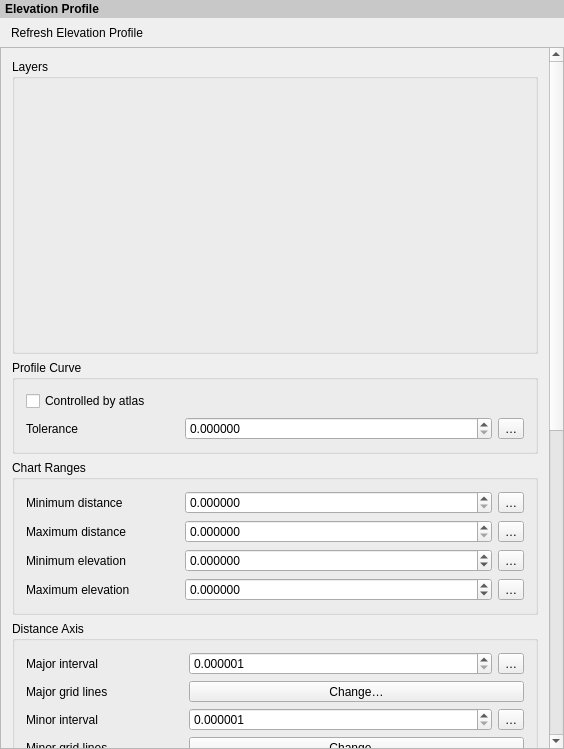
Before: the Qt Designer form src/ui/layout/qgslayoutelevationprofilewidgetbase.ui in qgis/QGIS, drawn with Qt 5.
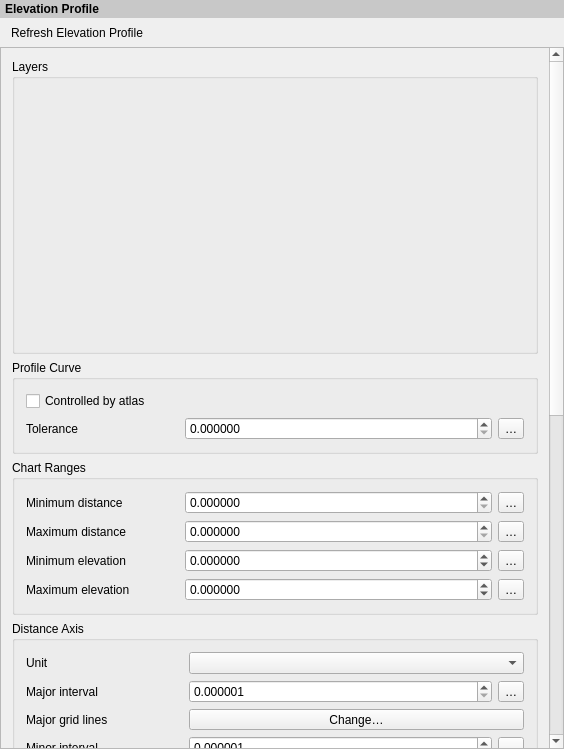
After: the same form once the commit is applied. Icons and pictures are not drawn. Custom widgets are drawn as their Qt base class.

Commit message: Allow setting distance unit for layout elevation profile items

Patch:
```diff
--- a/src/ui/layout/qgslayoutelevationprofilewidgetbase.ui
+++ b/src/ui/layout/qgslayoutelevationprofilewidgetbase.ui
@@ -77,9 +77,9 @@
       <property name="geometry">
        <rect>
         <x>0</x>
-        <y>0</y>
+        <y>-51</y>
         <width>548</width>
-        <height>1375</height>
+        <height>1439</height>
        </rect>
       </property>
       <property name="sizePolicy">
@@ -265,82 +265,15 @@
           <string>Distance Axis</string>
          </property>
          <layout class="QGridLayout" name="gridLayout_2" columnstretch="1,0,2,0">
-          <item row="6" column="2" colspan="2">
-           <widget class="QgsFontButton" name="mDistanceAxisLabelFontButton">
-            <property name="sizePolicy">
-             <sizepolicy hsizetype="Preferred" vsizetype="Fixed">
-              <horstretch>0</horstretch>
-              <verstretch>0</verstretch>
-             </sizepolicy>
-            </property>
-            <property name="text">
-             <string>Font</string>
-            </property>
-           </widget>
-          </item>
-          <item row="1" column="0">
-           <widget class="QLabel" name="label_4">
-            <property name="text">
-             <string>Major grid lines</string>
-            </property>
-           </widget>
-          </item>
-          <item row="5" column="2" colspan="2">
-           <widget class="QPushButton" name="mDistanceAxisLabelFormatButton">
-            <property name="text">
-             <string>Customize</string>
-            </property>
-           </widget>
-          </item>
-          <item row="0" column="0">
-           <widget class="QLabel" name="label_6">
-            <property name="text">
-             <string>Major interval</string>
-            </property>
-           </widget>
-          </item>
-          <item row="2" column="3">
-           <widget class="QgsPropertyOverrideButton" name="mDDBtnDistanceMinorInterval">
-            <property name="text">
-             <string>…</string>
-            </property>
-           </widget>
-          </item>
-          <item row="1" column="2" colspan="2">
-           <widget class="QgsSymbolButton" name="mDistanceAxisMajorLinesSymbolButton">
-            <property name="sizePolicy">
-             <sizepolicy hsizetype="Expanding" vsizetype="Fixed">
-              <horstretch>0</horstretch>
-              <verstretch>0</verstretch>
-             </sizepolicy>
-            </property>
-            <property name="text">
-             <string>Change…</string>
-            </property>
-           </widget>
-          </item>
-          <item row="2" column="2">
-           <widget class="QgsDoubleSpinBox" name="mDistanceAxisMinorIntervalSpin">
-            <property name="decimals">
-             <number>6</number>
-            </property>
-            <property name="minimum">
-             <double>0.000001000000000</double>
-            </property>
-            <property name="maximum">
-             <double>999999999999.000000000000000</double>
-            </property>
-           </widget>
-          </item>
-          <item row="4" column="3">
+          <item row="5" column="3">
            <widget class="QgsPropertyOverrideButton" name="mDDBtnDistanceLabelInterval">
             <property name="text">
              <string>…</string>
             </property>
            </widget>
           </item>
-          <item row="3" column="2" colspan="2">
-           <widget class="QgsSymbolButton" name="mDistanceAxisMinorLinesSymbolButton">
+          <item row="2" column="2" colspan="2">
+           <widget class="QgsSymbolButton" name="mDistanceAxisMajorLinesSymbolButton">
             <property name="sizePolicy">
              <sizepolicy hsizetype="Expanding" vsizetype="Fixed">
               <horstretch>0</horstretch>
@@ -352,27 +285,14 @@
             </property>
            </widget>
           </item>
-          <item row="4" column="2">
-           <widget class="QgsDoubleSpinBox" name="mDistanceAxisLabelIntervalSpin">
-            <property name="decimals">
-             <number>6</number>
-            </property>
-            <property name="minimum">
-             <double>0.000001000000000</double>
-            </property>
-            <property name="maximum">
-             <double>999999999999.000000000000000</double>
-            </property>
-           </widget>
-          </item>
-          <item row="2" column="0" colspan="2">
-           <widget class="QLabel" name="label_7">
+          <item row="6" column="2" colspan="2">
+           <widget class="QPushButton" name="mDistanceAxisLabelFormatButton">
             <property name="text">
-             <string>Minor interval</string>
+             <string>Customize</string>
             </property>
            </widget>
           </item>
-          <item row="0" column="2">
+          <item row="1" column="2">
            <widget class="QgsDoubleSpinBox" name="mDistanceAxisMajorIntervalSpin">
             <property name="decimals">
              <number>6</number>
@@ -385,41 +305,141 @@
             </property>
            </widget>
           </item>
-          <item row="0" column="3">
-           <widget class="QgsPropertyOverrideButton" name="mDDBtnDistanceMajorInterval">
+          <item row="5" column="0" colspan="2">
+           <widget class="QLabel" name="label_8">
             <property name="text">
-             <string>…</string>
+             <string>Label interval</string>
             </property>
            </widget>
           </item>
-          <item row="6" column="0">
+          <item row="0" column="0">
+           <widget class="QLabel" name="label_26">
+            <property name="text">
+             <string>Unit</string>
+            </property>
+           </widget>
+          </item>
+          <item row="7" column="0">
            <widget class="QLabel" name="label_9">
             <property name="text">
              <string>Label font</string>
             </property>
            </widget>
           </item>
-          <item row="5" column="0">
-           <widget class="QLabel" name="label_10">
-            <property name="text">
-             <string>Label format</string>
-            </property>
-           </widget>
-          </item>
-          <item row="3" column="0">
+          <item row="4" column="0">
            <widget class="QLabel" name="label_5">
             <property name="text">
              <string>Minor grid lines</string>
             </property>
            </widget>
           </item>
-          <item row="4" column="0" colspan="2">
-           <widget class="QLabel" name="label_8">
+          <item row="7" column="2" colspan="2">
+           <widget class="QgsFontButton" name="mDistanceAxisLabelFontButton">
+            <property name="sizePolicy">
+             <sizepolicy hsizetype="Preferred" vsizetype="Fixed">
+              <horstretch>0</horstretch>
+              <verstretch>0</verstretch>
+             </sizepolicy>
+            </property>
             <property name="text">
-             <string>Label interval</string>
+             <string>Font</string>
             </property>
            </widget>
           </item>
+          <item row="4" column="2" colspan="2">
+           <widget class="QgsSymbolButton" name="mDistanceAxisMinorLinesSymbolButton">
+            <property name="sizePolicy">
+             <sizepolicy hsizetype="Expanding" vsizetype="Fixed">
+              <horstretch>0</horstretch>
+              <verstretch>0</verstretch>
+             </sizepolicy>
+            </property>
+            <property name="text">
+             <string>Change…</string>
+            </property>
+           </widget>
+          </item>
+          <item row="3" column="2">
+           <widget class="QgsDoubleSpinBox" name="mDistanceAxisMinorIntervalSpin">
+            <property name="decimals">
+             <number>6</number>
+            </property>
+            <property name="minimum">
+             <double>0.000001000000000</double>
+            </property>
+            <property name="maximum">
+             <double>999999999999.000000000000000</double>
+            </property>
+           </widget>
+          </item>
+          <item row="1" column="0">
+           <widget class="QLabel" name="label_6">
+            <property name="text">
+             <string>Major interval</string>
+            </property>
+           </widget>
+          </item>
+          <item row="1" column="3">
+           <widget class="QgsPropertyOverrideButton" name="mDDBtnDistanceMajorInterval">
+            <property name="text">
+             <string>…</string>
+            </property>
+           </widget>
+          </item>
+          <item row="3" column="0" colspan="2">
+           <widget class="QLabel" name="label_7">
+            <property name="text">
+             <string>Minor interval</string>
+            </property>
+           </widget>
+          </item>
+          <item row="5" column="2">
+           <widget class="QgsDoubleSpinBox" name="mDistanceAxisLabelIntervalSpin">
+            <property name="decimals">
+             <number>6</number>
+            </property>
+            <property name="minimum">
+             <double>0.000001000000000</double>
+            </property>
+            <property name="maximum">
+             <double>999999999999.000000000000000</double>
+            </property>
+           </widget>
+          </item>
+          <item row="6" column="0">
+           <widget class="QLabel" name="label_10">
+            <property name="text">
+             <string>Label format</string>
+            </property>
+           </widget>
+          </item>
+          <item row="0" column="2" colspan="2">
+           <widget class="QComboBox" name="mDistanceUnitCombo"/>
+          </item>
+          <item row="3" column="3">
+           <widget class="QgsPropertyOverrideButton" name="mDDBtnDistanceMinorInterval">
+            <property name="text">
+             <string>…</string>
+            </property>
+           </widget>
+          </item>
+          <item row="2" column="0">
+           <widget class="QLabel" name="label_4">
+            <property name="text">
+             <string>Major grid lines</string>
+            </property>
+           </widget>
+          </item>
+          <item row="8" column="0">
+           <widget class="QLabel" name="label_28">
+            <property name="text">
+             <string>Distance labels</string>
+            </property>
+           </widget>
+          </item>
+          <item row="8" column="2" colspan="2">
+           <widget class="QComboBox" name="mDistanceLabelsCombo"/>
+          </item>
          </layout>
         </widget>
        </item>
```
Left out of the diff: 43 changed lines with no effect on the pictures. The commit also changes 7 other files.
